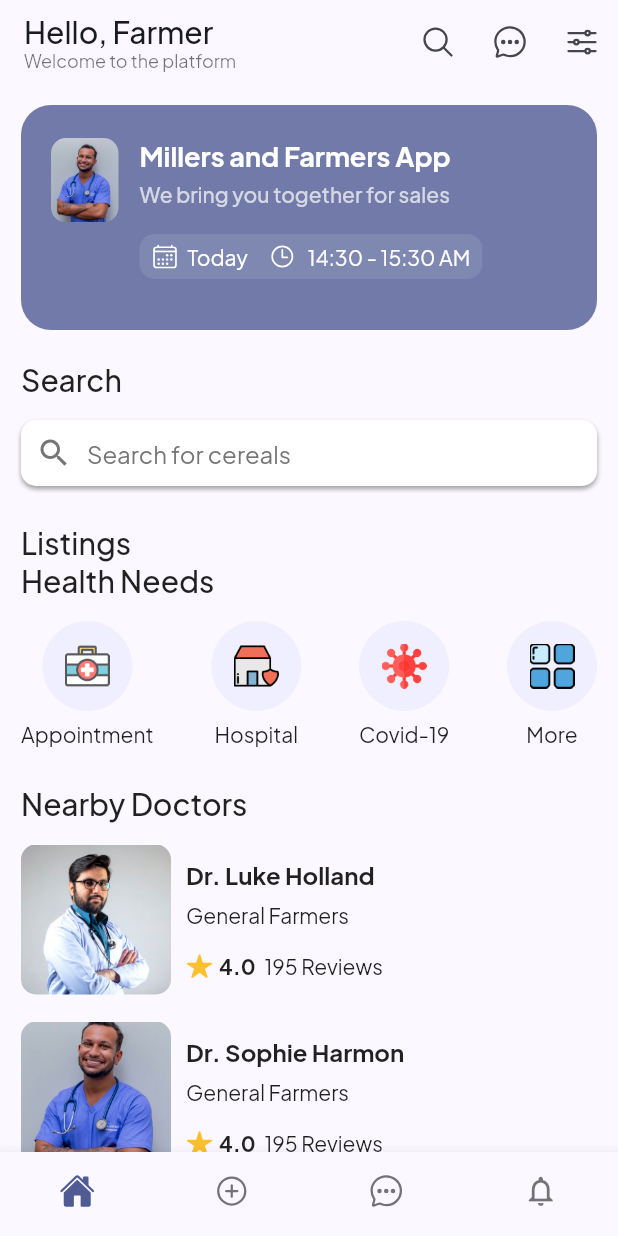
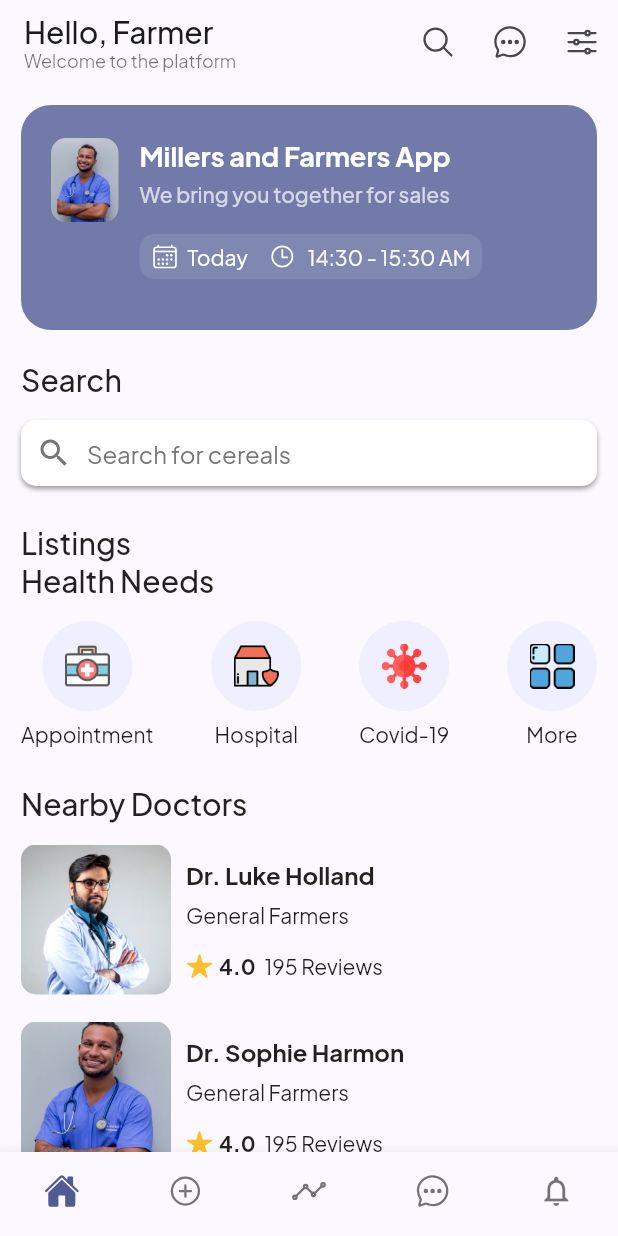
Before and after one commit to kiche-allan/Millers-app, a Flutter app: the screen it shows after launch, item 4 of the bottom bar chosen, after a tap on the "arrow back" icon, on a phone screen of 412 x 824 dp. Run offline on Flutter 3.47's test engine with Material 2 defaults, Android fonts, the phone set to English and light mode, and no system bars; our stand-ins replace device_preview, google_fonts, ionicons.

Commit message:
analytics

```diff
--- a/lib/main.dart
+++ b/lib/main.dart
@@ -21,7 +21,7 @@ class MyApp extends StatelessWidget {
       useInheritedMediaQuery: true,
       builder: DevicePreview.appBuilder,
       locale: DevicePreview.locale(context),
-      title: 'health app',
+      title: 'Millers App',
       debugShowCheckedModeBanner: false,
       theme: ThemeData(
         colorSchemeSeed: const Color(0xff5a73d8),
--- a/lib/pages/home_page.dart
+++ b/lib/pages/home_page.dart
@@ -8,6 +8,7 @@ import 'package:ecommerce/pages/search_page.dart';
 import 'package:ecommerce/pages/filter_page.dart';
 import 'package:ecommerce/pages/messages_page.dart';
 import 'package:ecommerce/pages/notification_page.dart';
+import 'package:ecommerce/pages/analytics_page.dart';
 
 void _goToListingPage(BuildContext context) {
   Navigator.push(
@@ -151,6 +152,12 @@ class HomePage extends StatelessWidget {
             label: "Add",
           ),
           BottomNavigationBarItem(
+            //analytics icon
+            icon: Icon(Ionicons.analytics_outline),
+            label: "Analytics",
+            activeIcon: Icon(Ionicons.analytics),
+          ),
+          BottomNavigationBarItem(
             icon: Icon(Ionicons.chatbubble_ellipses_outline),
             label: "Chat",
             activeIcon: Icon(Ionicons.chatbubble_ellipses),
@@ -171,6 +178,11 @@ class HomePage extends StatelessWidget {
               context,
               MaterialPageRoute(builder: (context) => NotificationPage()),
             );
+          } else if (index == 4) {
+            Navigator.push(
+              context,
+              MaterialPageRoute(builder: (context) => AnalyticsPage()),
+            );
           }
         },
 
```
Also changed, not shown: lib/pages/analytics_page.dart (added, +93 -0 lines), 1 other file.
